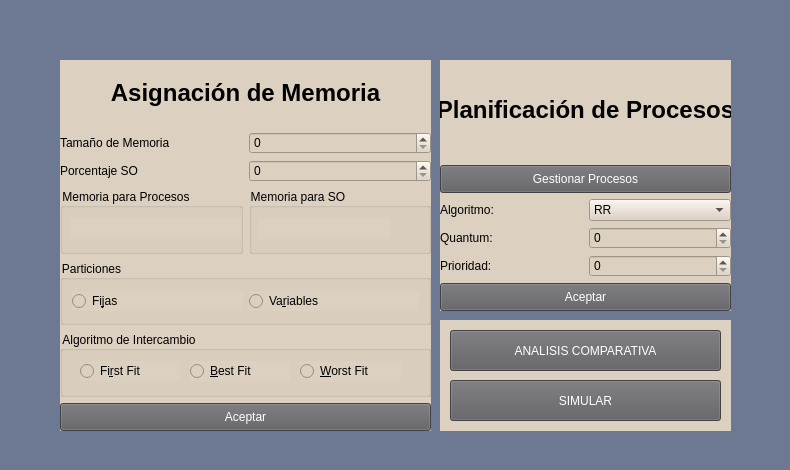
Above: practicas 22-10/MainWindow.ui from salva12/TPSOC1G1 before the change. Below: the same form after it.
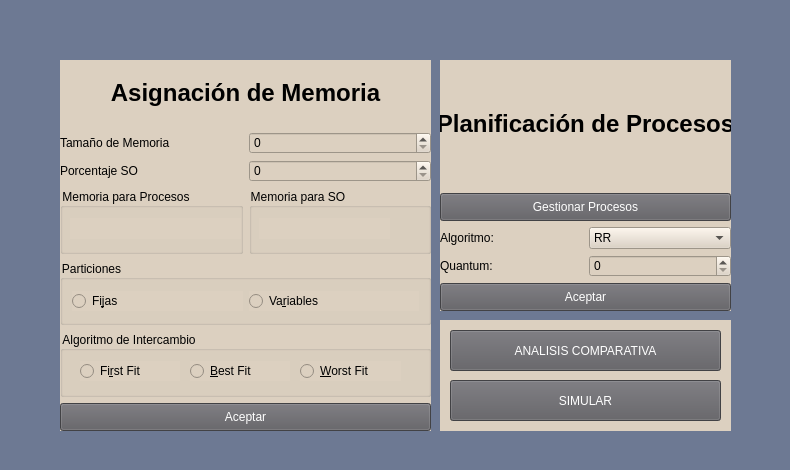
That is the form after the change.

Commit message: Main actualizado al 15-11

```diff
--- a/practicas 22-10/MainWindow.ui
+++ b/practicas 22-10/MainWindow.ui
@@ -259,13 +259,6 @@
 }</string>
     </property>
     <layout class="QGridLayout" name="gridLayout_3">
-     <item row="4" column="0">
-      <widget class="QLabel" name="label">
-       <property name="text">
-        <string>Prioridad: </string>
-       </property>
-      </widget>
-     </item>
      <item row="3" column="1">
       <widget class="QSpinBox" name="spinBox_Quantum"/>
      </item>
@@ -332,16 +325,13 @@
        </property>
       </widget>
      </item>
-     <item row="5" column="0" colspan="2">
+     <item row="4" column="0" colspan="2">
       <widget class="QPushButton" name="pushButton_AceptarProc">
        <property name="text">
         <string>Aceptar</string>
        </property>
       </widget>
      </item>
-     <item row="4" column="1">
-      <widget class="QSpinBox" name="lineEdit_Prioridad"/>
-     </item>
     </layout>
    </widget>
    <widget class="QWidget" name="widget_Simular" native="true">
```
The commit also changes 1 other file.
